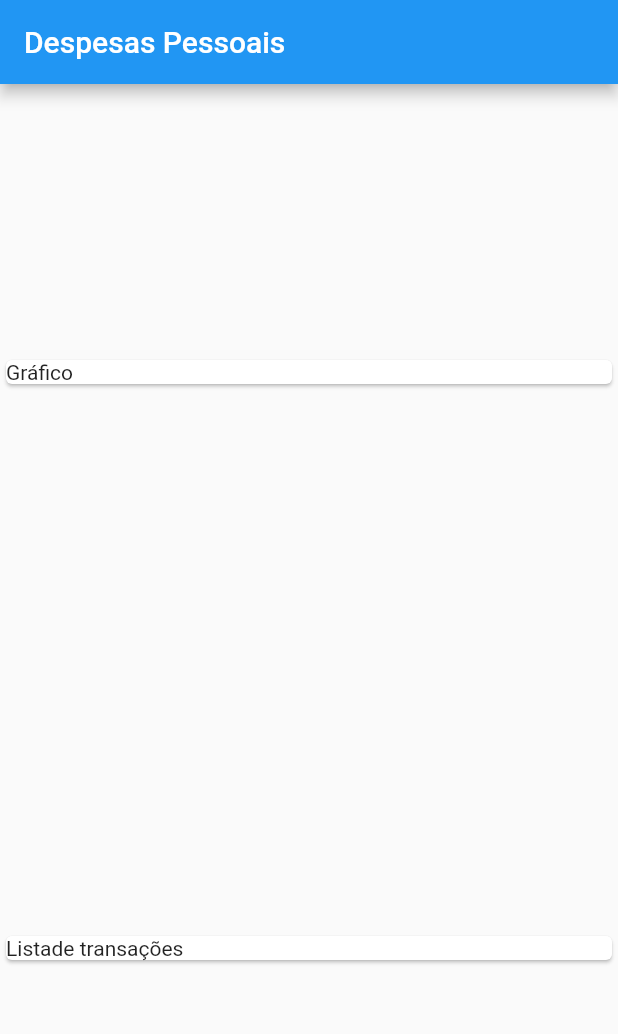
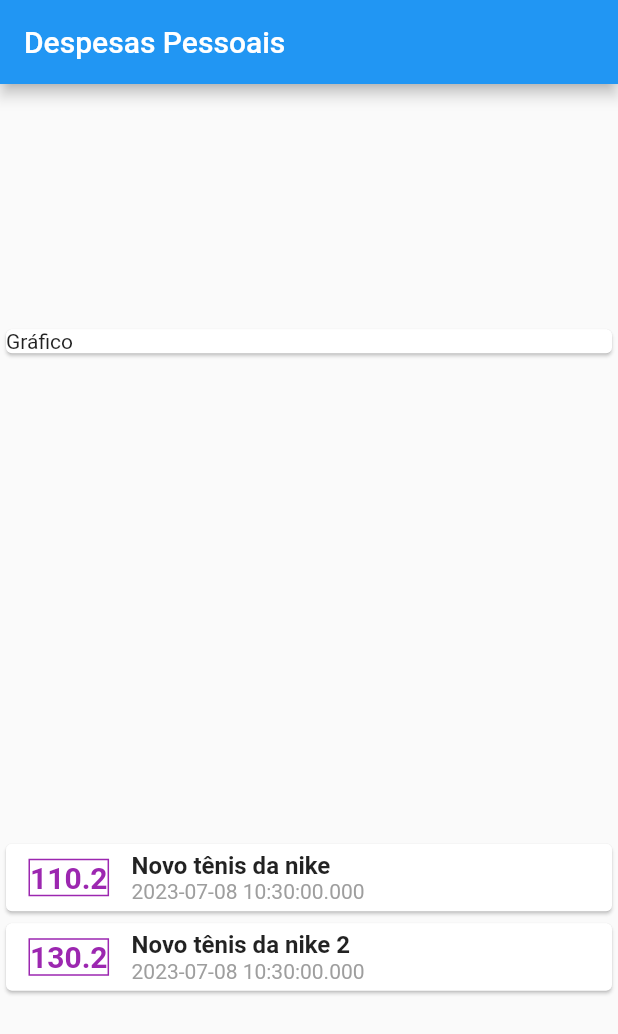
Before and after one commit to KaremSouza12/expenses, a Flutter app: the screen it shows after launch, on a phone screen of 412 x 824 dp. Shown: the top 1034 px of the screen. Run offline on Flutter 3.47's test engine with Material 2 defaults, Android fonts, the phone set to English and light mode, and no system bars.

```diff
--- a/lib/main.dart
+++ b/lib/main.dart
@@ -1,3 +1,4 @@
+import 'package:expenses/models/transaction.dart';
 import 'package:flutter/material.dart';
 
 void main() {
@@ -9,31 +10,88 @@ class ExpensesApp extends StatelessWidget {
 
   @override
   Widget build(BuildContext context) {
-    return const MaterialApp(
+    return MaterialApp(
       home: MyHomePage(),
     );
   }
 }
 
 class MyHomePage extends StatelessWidget {
-  const MyHomePage({super.key});
-
+  MyHomePage({super.key});
+  final transaction = [
+    Transaction(
+      id: 't1',
+      title: 'Novo tênis da nike',
+      value: 110.20,
+      date: DateTime.now(),
+    ),
+    Transaction(
+      id: 't2',
+      title: 'Novo tênis da nike 2',
+      value: 130.20,
+      date: DateTime.now(),
+    ),
+  ];
   @override
   Widget build(BuildContext context) {
     return Scaffold(
         appBar: AppBar(
           title: const Text('Despesas Pessoais'),
         ),
-        body: const Column(
+        body: Column(
           mainAxisAlignment: MainAxisAlignment.spaceAround,
           crossAxisAlignment: CrossAxisAlignment.stretch,
           children: [
-            Card(
+            const Card(
               child: Text('Gráfico'),
             ),
-            Card(
-              child: Text('Listade transações'),
-            ),
+            Column(
+              children: transaction.map((e) {
+                return Card(
+                  child: Row(
+                    children: [
+                      Container(
+                        margin: const EdgeInsets.symmetric(
+                          horizontal: 15,
+                          vertical: 10,
+                        ),
+                        decoration: BoxDecoration(
+                            border: Border.all(
+                          color: Colors.purple,
+                          width: 1,
+                        )),
+                        child: Text(
+                          e.value.toString(),
+                          style: const TextStyle(
+                            fontSize: 20,
+                            fontWeight: FontWeight.bold,
+                            color: Colors.purple,
+                          ),
+                        ),
+                      ),
+                      Column(
+                        crossAxisAlignment: CrossAxisAlignment.start,
+                        children: [
+                          Text(
+                            e.title,
+                            style: const TextStyle(
+                              fontSize: 16,
+                              fontWeight: FontWeight.bold,
+                            ),
+                          ),
+                          Text(
+                            e.date.toString(),
+                            style: const TextStyle(
+                              color: Colors.grey,
+                            ),
+                          ),
+                        ],
+                      )
+                    ],
+                  ),
+                );
+              }).toList(),
+            )
           ],
         ));
   }
--- /dev/null
+++ b/lib/models/transaction.dart
@@ -0,0 +1,13 @@
+class Transaction {
+  final String id;
+  final String title;
+  final double value;
+  final DateTime date;
+
+  Transaction({
+    required this.id,
+    required this.title,
+    required this.value,
+    required this.date,
+  });
+}
```
Also changed, not shown: pubspec.yaml (+4 -12 lines), pubspec.lock.
